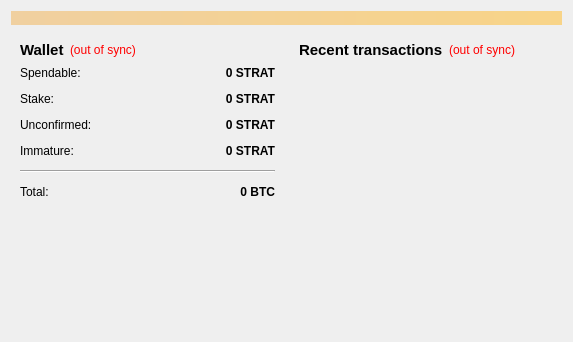
Above: src/qt/forms/overviewpage.ui from DeStream-dev/dswallet before the change. Below: the same form after it.
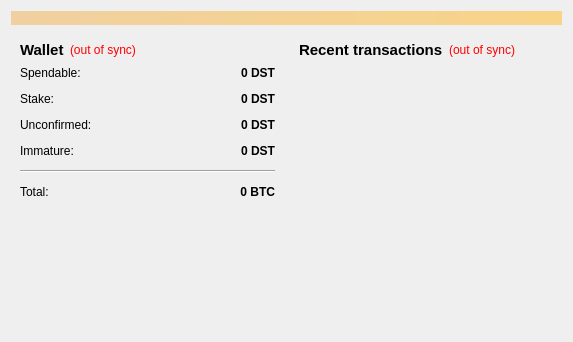
That is the form after the change.

```diff
--- a/src/qt/forms/overviewpage.ui
+++ b/src/qt/forms/overviewpage.ui
@@ -118,7 +118,7 @@
                <string>Your current spendable balance</string>
               </property>
               <property name="text">
-               <string notr="true">0 STRAT</string>
+               <string notr="true">0 DST</string>
               </property>
               <property name="alignment">
                <set>Qt::AlignRight|Qt::AlignTrailing|Qt::AlignVCenter</set>
@@ -150,7 +150,7 @@
                <string>Total of coins that was staked, and do not yet count toward the current balance</string>
               </property>
               <property name="text">
-               <string notr="true">0 STRAT</string>
+               <string notr="true">0 DST</string>
               </property>
               <property name="alignment">
                <set>Qt::AlignRight|Qt::AlignTrailing|Qt::AlignVCenter</set>
@@ -182,7 +182,7 @@
                <string>Total of transactions that have yet to be confirmed, and do not yet count toward the current balance</string>
               </property>
               <property name="text">
-               <string notr="true">0 STRAT</string>
+               <string notr="true">0 DST</string>
               </property>
               <property name="alignment">
                <set>Qt::AlignRight|Qt::AlignTrailing|Qt::AlignVCenter</set>
@@ -211,7 +211,7 @@
                <string>Mined balance that has not yet matured</string>
               </property>
               <property name="text">
-               <string notr="true">0 STRAT</string>
+               <string notr="true">0 DST</string>
               </property>
               <property name="alignment">
                <set>Qt::AlignRight|Qt::AlignTrailing|Qt::AlignVCenter</set>
```
